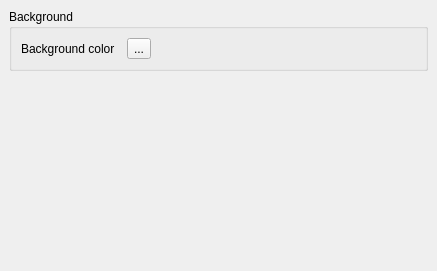
Before: the Qt Designer form plugins/textshape/dialogs/ParagraphDecorations.ui in KDE/calligra, drawn with Qt 5.
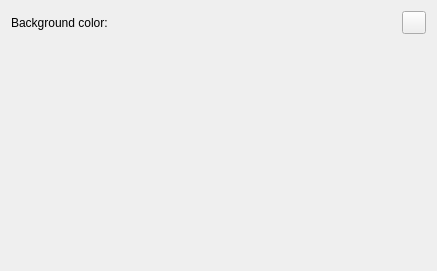
After: the same form once the commit is applied. Icons and pictures are not drawn. Custom widgets are drawn as their Qt base class.

Commit message: ParagraphDecorations: Port to QFormLayout

The edit to the form file:
```diff
--- a/plugins/textshape/dialogs/ParagraphDecorations.ui
+++ b/plugins/textshape/dialogs/ParagraphDecorations.ui
@@ -9,60 +9,13 @@
     <height>271</height>
    </rect>
   </property>
-  <layout class="QVBoxLayout" >
-   <property name="spacing" >
-    <number>6</number>
-   </property>
-   <property name="leftMargin" >
-    <number>9</number>
-   </property>
-   <property name="topMargin" >
-    <number>9</number>
-   </property>
-   <property name="rightMargin" >
-    <number>9</number>
-   </property>
-   <property name="bottomMargin" >
-    <number>9</number>
-   </property>
+  <layout class="QHBoxLayout" name="mainLayout">
    <item>
-    <widget class="QGroupBox" name="groupBox" >
-     <property name="title" >
-      <string>Background</string>
-     </property>
-     <layout class="QGridLayout" >
-      <property name="leftMargin" >
-       <number>9</number>
-      </property>
-      <property name="topMargin" >
-       <number>9</number>
-      </property>
-      <property name="rightMargin" >
-       <number>9</number>
-      </property>
-      <property name="bottomMargin" >
-       <number>9</number>
-      </property>
-      <property name="horizontalSpacing" >
-       <number>6</number>
-      </property>
-      <property name="verticalSpacing" >
-       <number>6</number>
-      </property>
-      <item row="0" column="2" >
-       <widget class="QToolButton" name="resetBackgroundColor" >
-        <property name="text" >
-         <string>...</string>
-        </property>
-       </widget>
-      </item>
-      <item row="0" column="1" >
-       <widget class="KColorButton" native="1" name="backgroundColor" />
-      </item>
-      <item row="0" column="0" >
+    <layout class="QFormLayout" name="formLayout" >
+     <item row="0" column="0">
        <widget class="QLabel" name="backgroundColorLabel" >
         <property name="text" >
-         <string>Background color</string>
+        <string>Background color:</string>
         </property>
         <property name="wordWrap" >
          <bool>false</bool>
@@ -72,34 +25,24 @@
         </property>
        </widget>
       </item>
-      <item row="0" column="3" >
-       <spacer>
-        <property name="orientation" >
-         <enum>Qt::Horizontal</enum>
-        </property>
-        <property name="sizeHint" >
-         <size>
-          <width>40</width>
-          <height>20</height>
-         </size>
-        </property>
-       </spacer>
-      </item>
-     </layout>
-    </widget>
-   </item>
-   <item>
-    <spacer>
-     <property name="orientation" >
-      <enum>Qt::Vertical</enum>
-     </property>
-     <property name="sizeHint" >
-      <size>
-       <width>20</width>
-       <height>16</height>
-      </size>
-     </property>
-    </spacer>
+     <item row="0" column="1">
+      <layout class="QHBoxLayout">
+       <item column="0">
+        <widget class="KColorButton" native="1" name="backgroundColor" />
+       </item>
+       <item column="1">
+        <widget class="QToolButton" name="resetBackgroundColor" >
+         <property name="icon">
+          <iconset theme="edit-reset-symbolic"/>
+         </property>
+         <property name="toolTip">
+          <string>Reset background color</string>
+         </property>
+        </widget>
+       </item>
+      </layout>
+     </item>
+    </layout>
    </item>
   </layout>
  </widget>
```
Lines whose indentation alone changed are shown as unchanged. The commit also changes 1 other file.
